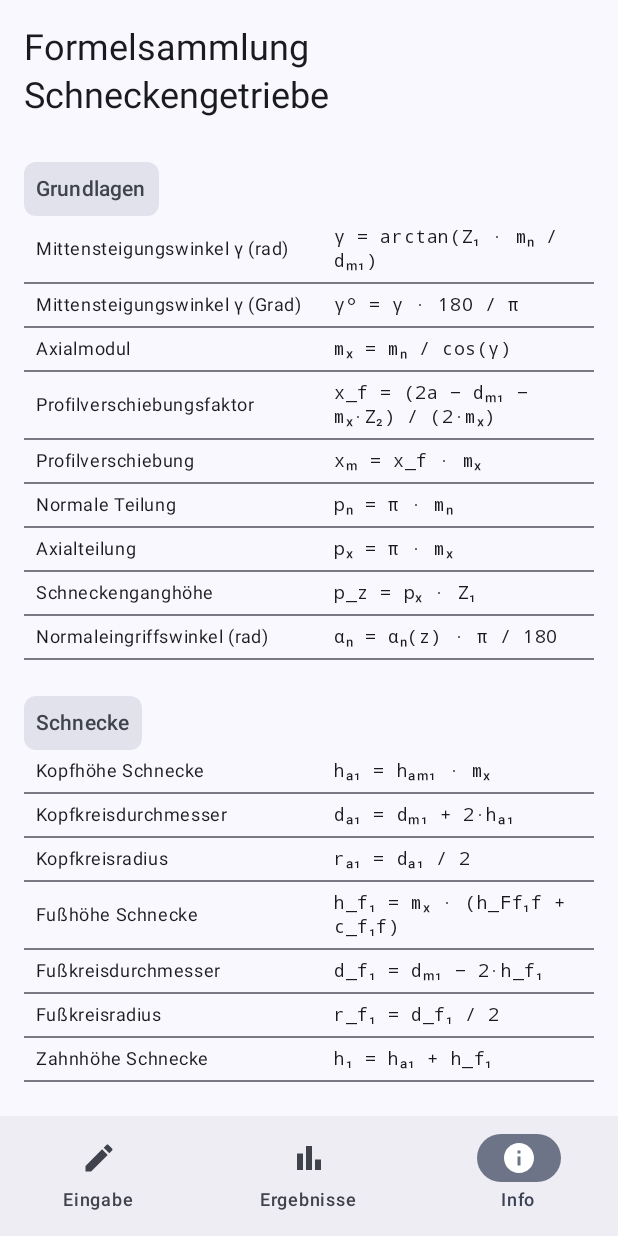
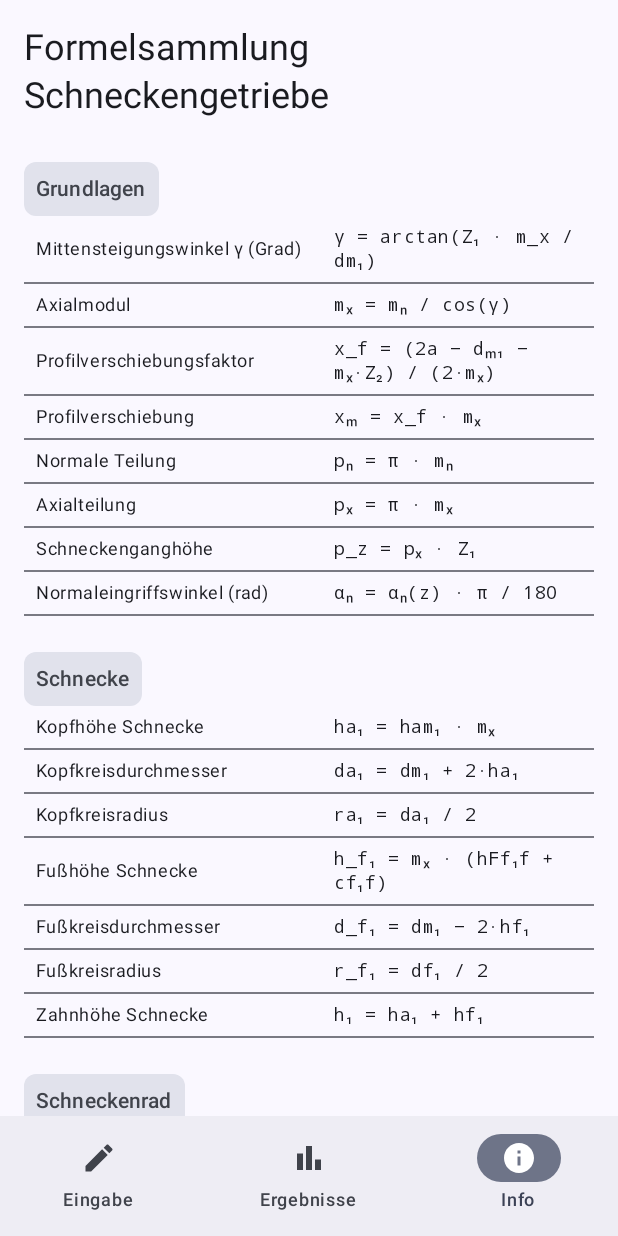
Before and after one commit to Thomasius1984/WormGearCalculator, an Android app built with Jetpack Compose: the composable MainScreen shown on its own in the app's theme, item 3 of the bottom bar chosen, on a phone screen of 412 x 824 dp. Run offline under Robolectric (Android 15) with nearby library versions, the phone set to English and light mode, and no system bars.

```diff
--- a/app/src/main/java/net/fritz/walze/MainActivity.kt
+++ b/app/src/main/java/net/fritz/walze/MainActivity.kt
@@ -17,6 +17,7 @@ import androidx.compose.ui.Modifier
 import androidx.lifecycle.viewmodel.compose.viewModel
 import net.fritz.walze.ui.screens.InfoScreen
 import net.fritz.walze.ui.screens.InputScreen
+import net.fritz.walze.ui.screens.IntroScreen
 import net.fritz.walze.ui.screens.ResultsScreen
 import net.fritz.walze.ui.theme.WalzeTheme
 
@@ -24,15 +25,24 @@ class MainActivity : ComponentActivity() {
     override fun onCreate(savedInstanceState: Bundle?) {
         super.onCreate(savedInstanceState)
         enableEdgeToEdge()
+
         setContent {
             WalzeTheme {
-                Scaffold(modifier = Modifier.fillMaxSize()) { innerPadding ->
-                    MainScreen(modifier = Modifier.padding(innerPadding))
+
+                var showIntro by remember { mutableStateOf(true) }
+
+                if (showIntro) {
+                    IntroScreen {
+                        showIntro = false
+                    }
+                } else {
+                    MainScreen()
                 }
             }
         }
     }
 }
+
 
 @Composable
 fun MainScreen(modifier: Modifier = Modifier) {
@@ -40,31 +50,30 @@ fun MainScreen(modifier: Modifier = Modifier) {
     var selectedTab by remember { mutableIntStateOf(0) }
 
     Scaffold(
-        modifier = modifier.fillMaxSize(),
         bottomBar = {
             NavigationBar {
                 NavigationBarItem(
-                    icon = { Icon(Icons.Default.Edit, contentDescription = "Eingabe") },
+                    icon = { Icon(Icons.Default.Edit, null) },
                     label = { Text("Eingabe") },
                     selected = selectedTab == 0,
                     onClick = { selectedTab = 0 }
                 )
                 NavigationBarItem(
-                    icon = { Icon(Icons.Outlined.BarChart, contentDescription = "Ergebnisse") },
+                    icon = { Icon(Icons.Outlined.BarChart, null) },
                     label = { Text("Ergebnisse") },
                     selected = selectedTab == 1,
                     onClick = { selectedTab = 1 }
                 )
                 NavigationBarItem(
-                    icon = { Icon(Icons.Default.Info, contentDescription = "Info") },
+                    icon = { Icon(Icons.Default.Info, null) },
                     label = { Text("Info") },
                     selected = selectedTab == 2,
                     onClick = { selectedTab = 2 }
                 )
             }
         }
-    ) { innerPadding ->
-        Box(modifier = Modifier.padding(innerPadding)) {
+    ) { padding ->
+        Box(Modifier.padding(padding)) {
             when (selectedTab) {
                 0 -> InputScreen(calculator)
                 1 -> ResultsScreen(calculator)
--- a/app/src/main/java/net/fritz/walze/ui/screens/InfoScreen.kt
+++ b/app/src/main/java/net/fritz/walze/ui/screens/InfoScreen.kt
@@ -38,12 +38,8 @@ fun InfoScreen(modifier: Modifier = Modifier) {
             title = "Grundlagen",
             rows = listOf(
                 FormulaRow(
-                    "Mittensteigungswinkel γ (rad)",
-                    "γ = arctan(Z₁ · mₙ / dₘ₁)"
-                ),
-                FormulaRow(
                     "Mittensteigungswinkel γ (Grad)",
-                    "γ° = γ · 180 / π"
+                    "γ = arctan(Z₁ · m_x / dm₁)"
                 ),
                 FormulaRow(
                     "Axialmodul",
@@ -81,31 +77,31 @@ fun InfoScreen(modifier: Modifier = Modifier) {
             rows = listOf(
                 FormulaRow(
                     "Kopfhöhe Schnecke",
-                    "hₐ₁ = hₐₘ₁ · mₓ"
+                    "ha₁ = ham₁ · mₓ"
                 ),
                 FormulaRow(
                     "Kopfkreisdurchmesser",
-                    "dₐ₁ = dₘ₁ + 2·hₐ₁"
+                    "da₁ = dm₁ + 2·ha₁"
                 ),
                 FormulaRow(
                     "Kopfkreisradius",
-                    "rₐ₁ = dₐ₁ / 2"
+                    "ra₁ = da₁ / 2"
                 ),
                 FormulaRow(
                     "Fußhöhe Schnecke",
-                    "h_f₁ = mₓ · (h_Ff₁f + c_f₁f)"
+                    "h_f₁ = mₓ · (hFf₁f + cf₁f)"
                 ),
                 FormulaRow(
                     "Fußkreisdurchmesser",
-                    "d_f₁ = dₘ₁ − 2·h_f₁"
+                    "d_f₁ = dm₁ − 2·hf₁"
                 ),
                 FormulaRow(
                     "Fußkreisradius",
-                    "r_f₁ = d_f₁ / 2"
+                    "r_f₁ = df₁ / 2"
                 ),
                 FormulaRow(
                     "Zahnhöhe Schnecke",
-                    "h₁ = hₐ₁ + h_f₁"
+                    "h₁ = ha₁ + hf₁"
                 )
             )
         )
@@ -123,27 +119,27 @@ fun InfoScreen(modifier: Modifier = Modifier) {
                 ),
                 FormulaRow(
                     "Mittenkreisdurchmesser",
-                    "dₘ₂ = d₂ + 2·xₘ"
+                    "dm₂ = d₂ + 2·xₘ"
                 ),
                 FormulaRow(
                     "Kopfhöhe Rad",
-                    "hₐ₂ = hₐₘ₂ · mₓ"
+                    "ha₂ = ham₂ · mₓ"
                 ),
                 FormulaRow(
                     "Kopfkreisdurchmesser",
-                    "dₐ₂ = dₘ₂ + 2·hₐ₂"
+                    "da₂ = dm₂ + 2·hₐ₂"
                 ),
                 FormulaRow(
                     "Fußhöhe Rad",
-                    "h_f₂ = mₓ · (h_Ff₂f + c_f₂f)"
+                    "hf₂ = mₓ · (hFf₂f + cf₂f)"
                 ),
                 FormulaRow(
                     "Fußkreisdurchmesser",
-                    "d_f₂ = d₂ − 2·h_f₂"
+                    "df₂ = d₂ − 2·hf₂"
                 ),
                 FormulaRow(
                     "Zahnhöhe Rad",
-                    "h₂ = hₐ₂ + h_f₂"
+                    "h₂ = ha₂ + hf₂"
                 )
             )
         )
@@ -153,11 +149,11 @@ fun InfoScreen(modifier: Modifier = Modifier) {
             rows = listOf(
                 FormulaRow(
                     "Kopfhöhenfaktor Schnecke",
-                    "hₐₘ₁ = cos(γ)"
+                    "hamf₁ = cos(γ)"
                 ),
                 FormulaRow(
                     "Kopfhöhenfaktor Schneckenrad (Näherung)",
-                    "hₐₘ₂ ≈ (dₐ₂f − dₘ₂) / (2·mₓ)"
+                    "hamf₂ ≈ (da₂f − dm₂) / (2·mₓ) - x_f"
                 )
             )
         )
@@ -167,7 +163,7 @@ fun InfoScreen(modifier: Modifier = Modifier) {
             rows = listOf(
                 FormulaRow(
                     "Achsabstand",
-                    "a = (dₘ₁ + dₘ₂) / 2"
+                    "a = (dm₁ + dm₂) / 2"
                 )
             )
         )
@@ -183,7 +179,7 @@ fun InfoScreen(modifier: Modifier = Modifier) {
         Spacer(modifier = Modifier.height(12.dp))
 
         Text(
-            text = "© 2025 Thomas Fritz vom SuperSchleiferFreundeClub :DDD",
+            text = "© 2025 Thomas Fritz vom SuperSchleiferFreundeClub",
             style = MaterialTheme.typography.labelSmall,
             color = MaterialTheme.colorScheme.onSurfaceVariant
         )
```
Also changed, not shown: app/src/main/java/net/fritz/walze/ui/screens/Introscreen.kt (added, +66 -0 lines), 1 other file.
